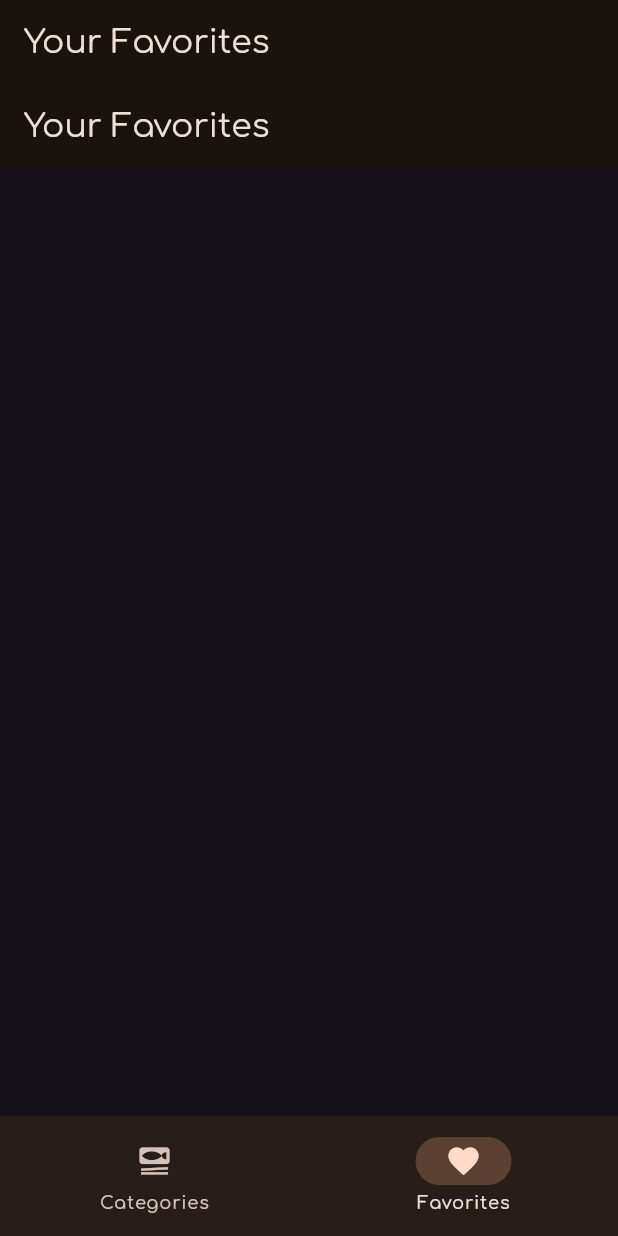
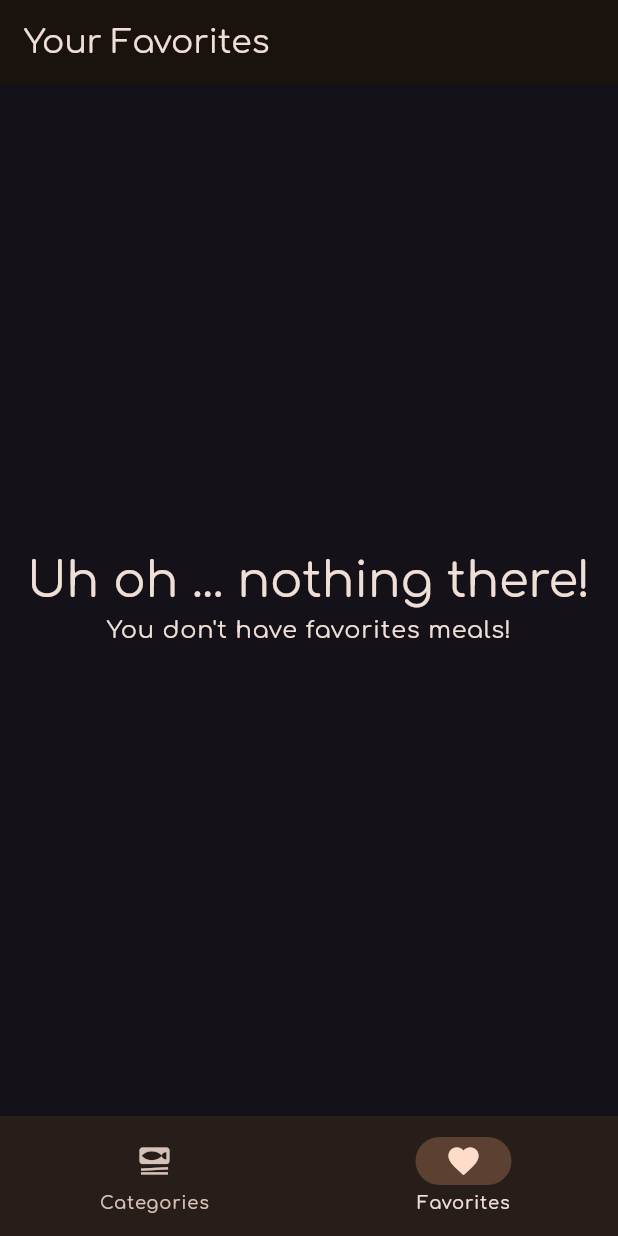
Before and after one commit to cocahonka/flutter-training-enhanced-meals, a Flutter app: the screen it shows after launch, item 2 of the bottom bar chosen, on a phone screen of 412 x 824 dp. Run offline on Flutter 3.47's test engine with Material 3 defaults, Android fonts, the phone set to English and light mode, and no system bars; our stand-ins replace google_fonts, transparent_image.

Commit message:
make meals screen reusable

```diff
--- a/lib/screens/meal_app_navigation_screen.dart
+++ b/lib/screens/meal_app_navigation_screen.dart
@@ -39,7 +39,7 @@ class _MealAppNavigationScreenState extends State<MealAppNavigationScreen> {
 
     final Widget content = switch (_currentPage) {
       TabsContent.categories => const CategoriesScreen(),
-      TabsContent.favorites => MealsScreen(title: title, meals: []),
+      TabsContent.favorites => const MealsScreen(),
     };
 
     return Scaffold(
--- a/lib/screens/meals_screen.dart
+++ b/lib/screens/meals_screen.dart
@@ -1,30 +1,64 @@
 import 'package:flutter/material.dart';
+import 'package:meals_enhanced/models/category.dart';
 import 'package:meals_enhanced/models/meal.dart';
 import 'package:meals_enhanced/widgets/meal_item.dart';
 
 class MealsScreen extends StatelessWidget {
   const MealsScreen({
-    required this.title,
-    required this.meals,
+    this.category,
     super.key,
   });
 
-  final List<Meal> meals;
-  final String title;
+  final Category? category;
 
   @override
   Widget build(BuildContext context) {
-    return Scaffold(
-      appBar: AppBar(
-        title: Text(title),
-      ),
-      body: SingleChildScrollView(
+    var meals = <Meal>[]; //MealsScope.watch(context);
+
+    if (category != null) {
+      meals = meals.where((meal) => meal.categories.contains(category!.id)).toList();
+    }
+
+    final Widget body;
+    if (meals.isNotEmpty) {
+      body = SingleChildScrollView(
         child: Column(
           children: [
             for (final meal in meals) MealItem(meal: meal),
           ],
         ),
-      ),
-    );
+      );
+    } else {
+      body = Center(
+        child: Column(
+          mainAxisSize: MainAxisSize.min,
+          children: [
+            Text(
+              'Uh oh ... nothing there!',
+              style: Theme.of(context).textTheme.headlineLarge!.copyWith(
+                    color: Theme.of(context).colorScheme.onBackground,
+                  ),
+            ),
+            Text(
+              category != null ? 'Try selecting a different category!' : "You don't have favorites meals!",
+              style: Theme.of(context).textTheme.bodyLarge!.copyWith(
+                    color: Theme.of(context).colorScheme.onBackground,
+                  ),
+            ),
+          ],
+        ),
+      );
+    }
+
+    if (category != null) {
+      return Scaffold(
+        appBar: AppBar(
+          title: Text(category!.title),
+        ),
+        body: body,
+      );
+    }
+
+    return body;
   }
 }
--- a/lib/widgets/category_item.dart
+++ b/lib/widgets/category_item.dart
@@ -1,6 +1,5 @@
 import 'package:flutter/material.dart';
 import 'package:meals_enhanced/models/category.dart';
-import 'package:meals_enhanced/scopes/meals_scope.dart';
 import 'package:meals_enhanced/screens/meals_screen.dart';
 
 class CategoryItem extends StatelessWidget {
@@ -20,10 +19,7 @@ class CategoryItem extends StatelessWidget {
         Navigator.of(context).push(
           MaterialPageRoute<void>(
             builder: (context) {
-              return MealsScreen(
-                title: category.title,
-                meals: MealsScope.watch(context).where((meal) => meal.categories.contains(category.id)).toList(),
-              );
+              return MealsScreen(category: category);
             },
           ),
         );
```
